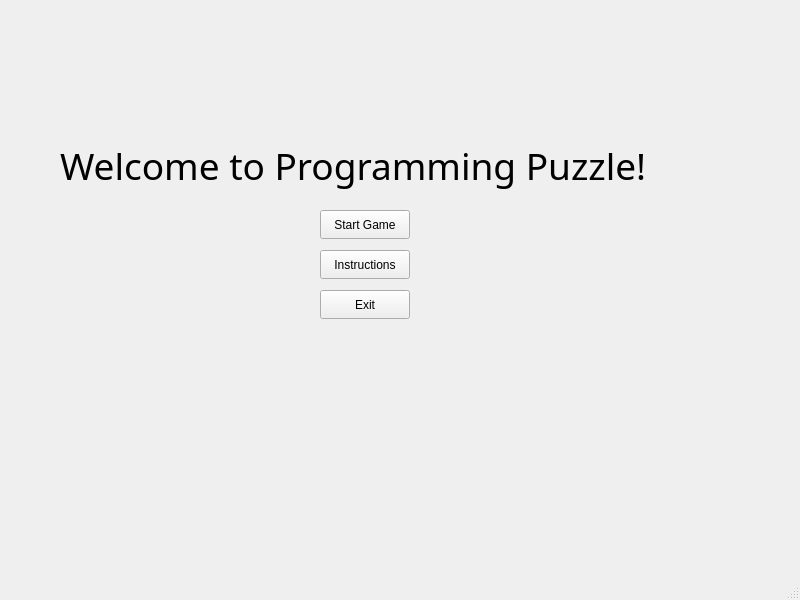
Qt form mainwindow.ui (Simran0r4/ProgrammingPuzzle) before a commit.
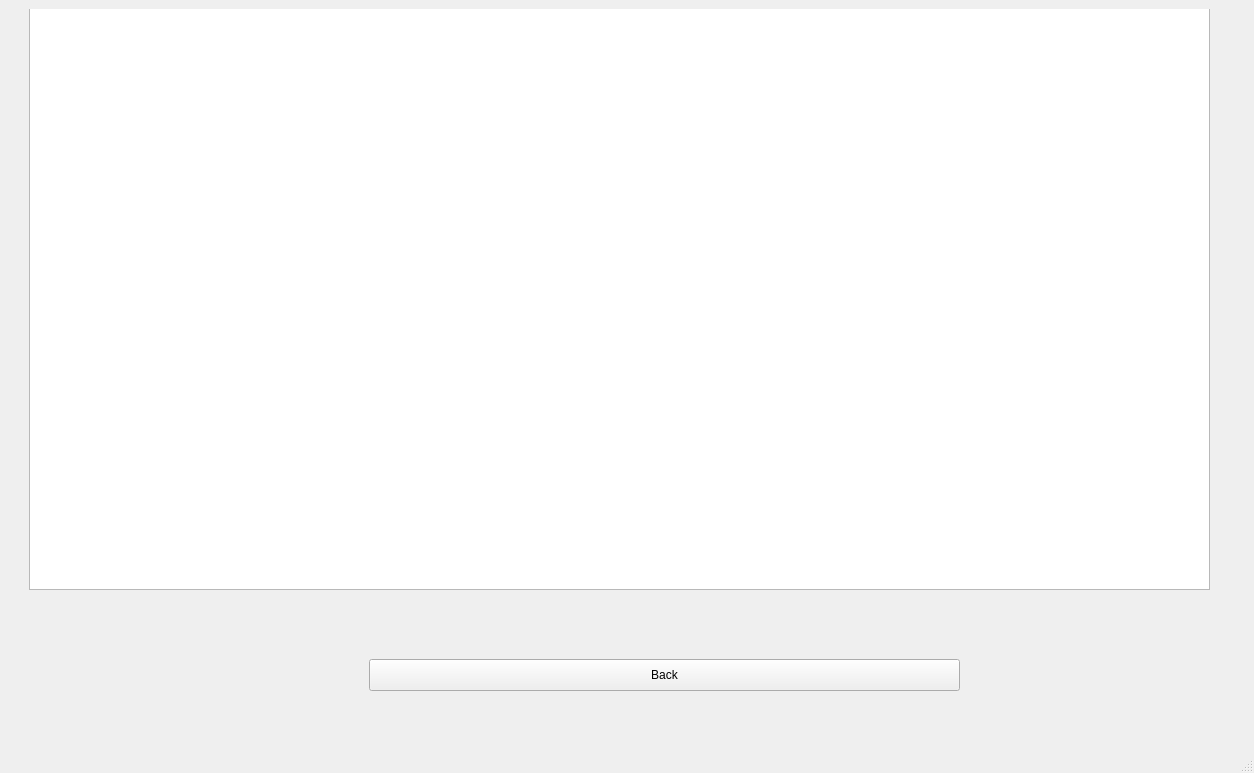
The same form after that commit. The open tabs and pages were chosen to show the change.

```diff
--- a/mainwindow.ui
+++ b/mainwindow.ui
@@ -6,72 +6,110 @@
    <rect>
     <x>0</x>
     <y>0</y>
-    <width>800</width>
-    <height>600</height>
+    <width>1254</width>
+    <height>773</height>
    </rect>
   </property>
   <property name="windowTitle">
    <string>MainWindow</string>
   </property>
   <widget class="QWidget" name="centralwidget">
-   <widget class="QPushButton" name="startButton">
+   <layout class="QVBoxLayout" name="verticalLayout_2">
+    <item>
+     <widget class="QStackedWidget" name="stackedWidget">
+      <property name="currentIndex">
+       <number>0</number>
+      </property>
+      <widget class="QWidget" name="homPage">
+       <widget class="QWidget" name="layoutWidget">
     <property name="geometry">
      <rect>
-      <x>320</x>
-      <y>210</y>
-      <width>90</width>
-      <height>29</height>
-     </rect>
-    </property>
-    <property name="text">
-     <string>Start Game</string>
-    </property>
-   </widget>
+          <x>490</x>
+          <y>240</y>
+          <width>291</width>
+          <height>141</height>
+         </rect>
+        </property>
+        <layout class="QVBoxLayout" name="verticalLayout">
+         <item>
    <widget class="QLabel" name="label">
-    <property name="geometry">
-     <rect>
-      <x>60</x>
-      <y>130</y>
-      <width>711</width>
-      <height>71</height>
-     </rect>
-    </property>
     <property name="font">
      <font>
-      <family>Imprint MT Shadow</family>
-      <pointsize>28</pointsize>
+             <pointsize>18</pointsize>
+             <italic>true</italic>
+             <bold>true</bold>
      </font>
     </property>
     <property name="text">
-     <string>Welcome to Programming Puzzle!</string>
-    </property>
-   </widget>
+            <string>Welcome</string>
+           </property>
+          </widget>
+         </item>
+         <item>
+          <widget class="QPushButton" name="startButton">
+           <property name="acceptDrops">
+            <bool>true</bool>
+           </property>
+           <property name="text">
+            <string>Start</string>
+           </property>
+          </widget>
+         </item>
+         <item>
    <widget class="QPushButton" name="instructionsButton">
-    <property name="geometry">
-     <rect>
-      <x>320</x>
-      <y>250</y>
-      <width>90</width>
-      <height>29</height>
-     </rect>
-    </property>
     <property name="text">
      <string>Instructions</string>
     </property>
    </widget>
+         </item>
+         <item>
    <widget class="QPushButton" name="exitButton">
-    <property name="geometry">
-     <rect>
-      <x>320</x>
-      <y>290</y>
-      <width>90</width>
-      <height>29</height>
-     </rect>
-    </property>
     <property name="text">
      <string>Exit</string>
     </property>
    </widget>
+         </item>
+        </layout>
+       </widget>
+      </widget>
+      <widget class="QWidget" name="instructionsPage">
+       <widget class="QTextBrowser" name="instructionsBrowser">
+        <property name="geometry">
+         <rect>
+          <x>20</x>
+          <y>-40</y>
+          <width>1181</width>
+          <height>621</height>
+         </rect>
+        </property>
+        <property name="html">
+         <string>&lt;!DOCTYPE HTML PUBLIC &quot;-//W3C//DTD HTML 4.0//EN&quot; &quot;http://www.w3.org/TR/REC-html40/strict.dtd&quot;&gt;
+&lt;html&gt;&lt;head&gt;&lt;meta name=&quot;qrichtext&quot; content=&quot;1&quot; /&gt;&lt;meta charset=&quot;utf-8&quot; /&gt;&lt;style type=&quot;text/css&quot;&gt;
+p, li { white-space: pre-wrap; }
+hr { height: 1px; border-width: 0; }
+li.unchecked::marker { content: &quot;\2610&quot;; }
+li.checked::marker { content: &quot;\2612&quot;; }
+&lt;/style&gt;&lt;/head&gt;&lt;body style=&quot; font-family:'.AppleSystemUIFont'; font-size:13pt; font-weight:400; font-style:normal;&quot;&gt;
+&lt;p align=&quot;center&quot; style=&quot;-qt-paragraph-type:empty; margin-top:0px; margin-bottom:0px; margin-left:0px; margin-right:0px; -qt-block-indent:0; text-indent:0px;&quot;&gt;&lt;br /&gt;&lt;/p&gt;&lt;/body&gt;&lt;/html&gt;</string>
+        </property>
+       </widget>
+       <widget class="QPushButton" name="backButton">
+        <property name="geometry">
+         <rect>
+          <x>360</x>
+          <y>650</y>
+          <width>591</width>
+          <height>32</height>
+         </rect>
+        </property>
+        <property name="text">
+         <string>Back</string>
+        </property>
+       </widget>
+      </widget>
+     </widget>
+    </item>
+   </layout>
   </widget>
   <widget class="QMenuBar" name="menubar">
    <property name="geometry">
```
Left out of the diff: 4 changed lines with no effect on the pictures. Lines whose indentation alone changed are shown as unchanged.
